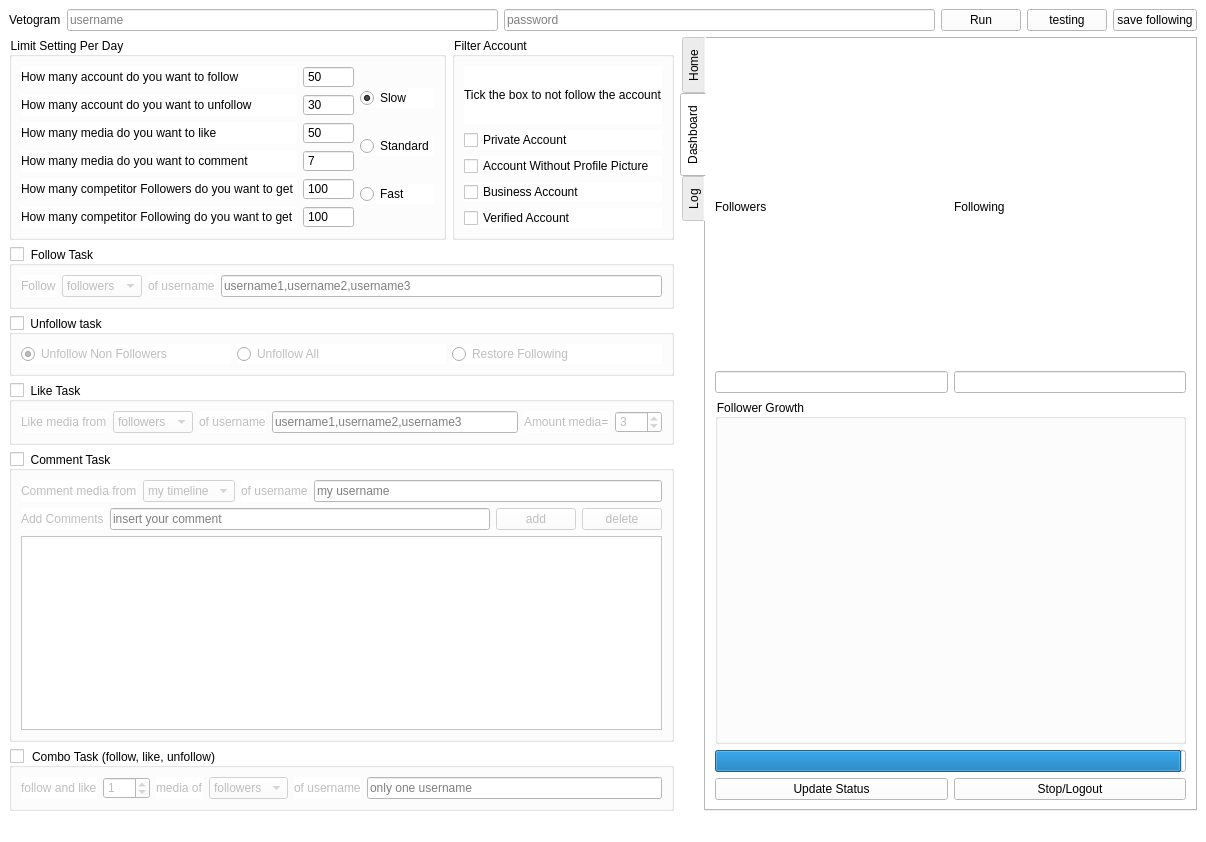
Qt form MyappV2/ui/MainWindow.ui (ohld/igbot) before a commit.
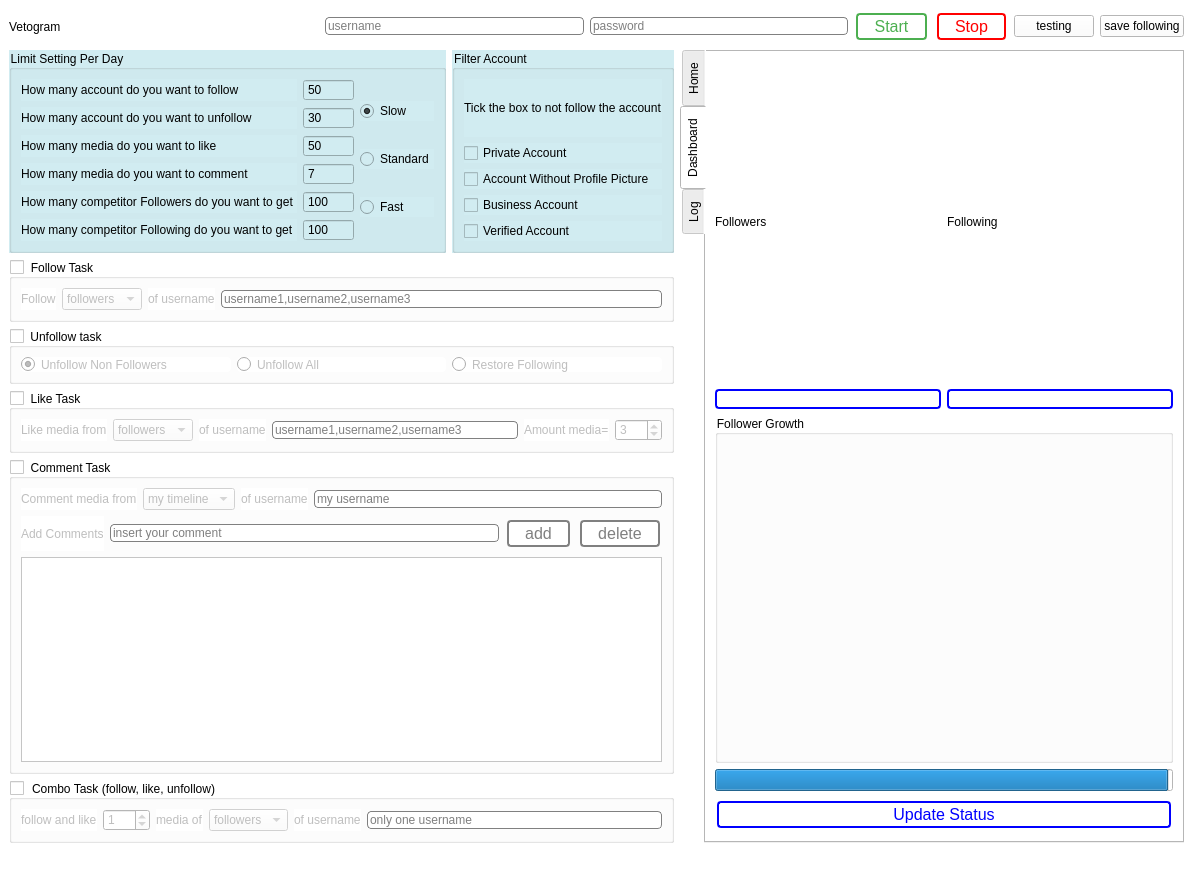
The same form after that commit. The open tabs and pages were chosen to show the change.

The edit to the form file:
```diff
--- a/MyappV2/ui/MainWindow.ui
+++ b/MyappV2/ui/MainWindow.ui
@@ -6,8 +6,8 @@
    <rect>
     <x>0</x>
     <y>0</y>
-    <width>1206</width>
-    <height>842</height>
+    <width>1193</width>
+    <height>874</height>
    </rect>
   </property>
   <property name="windowTitle">
@@ -34,8 +34,27 @@
         </property>
        </widget>
       </item>
+      <item>
+       <spacer name="horizontalSpacer">
+        <property name="orientation">
+         <enum>Qt::Horizontal</enum>
+        </property>
+        <property name="sizeHint" stdset="0">
+         <size>
+          <width>40</width>
+          <height>20</height>
+         </size>
+        </property>
+       </spacer>
+      </item>
       <item>
        <widget class="QLineEdit" name="lineEdit_username">
+        <property name="styleSheet">
+         <string notr="true">#lineEdit_username{
+border-radius: 4px;
+border: 1px solid grey;
+}</string>
+        </property>
         <property name="placeholderText">
          <string>username</string>
         </property>
@@ -43,6 +62,12 @@
       </item>
       <item>
        <widget class="QLineEdit" name="lineEdit_password">
+        <property name="styleSheet">
+         <string notr="true">#lineEdit_password{
+border-radius: 4px;
+border: 1px solid grey;
+}</string>
+        </property>
         <property name="inputMethodHints">
          <set>Qt::ImhHiddenText|Qt::ImhNoAutoUppercase|Qt::ImhNoPredictiveText|Qt::ImhSensitiveData</set>
         </property>
@@ -56,16 +81,105 @@
       </item>
       <item>
        <widget class="QPushButton" name="pushButton_run">
+        <property name="styleSheet">
+         <string notr="true">#pushButton_run {
+  border: none;
+border-radius: 4px;
+  color: white;
+  padding: 2px 16px;
+  text-align: center;
+  text-decoration: none;
+  display: inline-block;
+  font-size: 16px;
+  margin: 4px 2px;
+  -webkit-transition-duration: 0.4s; /* Safari */
+  transition-duration: 0.4s;
+  cursor: pointer;
+}
+
+#pushButton_run {
+  background-color: white; 
+  color: #4CAF50; 
+  border: 2px solid #4CAF50;
+}
+
+#pushButton_run:hover {
+  background-color: #4CAF50;
+  color: white;
+}
+
+#pushButton_run:disabled {
+  background-color: grey;
+  color: white;
+	border: 2px solid grey;
+}
+</string>
+        </property>
         <property name="text">
-         <string>Run</string>
+         <string>Start</string>
+        </property>
+        <property name="default">
+         <bool>false</bool>
+        </property>
+        <property name="flat">
+         <bool>false</bool>
+        </property>
+       </widget>
+      </item>
+      <item>
+       <widget class="QPushButton" name="pushButton_stop">
+        <property name="autoFillBackground">
+         <bool>false</bool>
+        </property>
+        <property name="styleSheet">
+         <string notr="true">#pushButton_stop {
+  border: none;
+border-radius: 4px;
+  color: white;
+  padding: 2px 16px;
+  text-align: center;
+  text-decoration: none;
+  display: inline-block;
+  font-size: 16px;
+  margin: 4px 2px;
+  transition-duration: 0.4s;
+  cursor: pointer;
+}
+
+#pushButton_stop {
+  background-color: white; 
+  color: red; 
+  border: 2px solid red;
+}
+
+#pushButton_stop:hover {
+  background-color: red;
+  color: white;
+}
+
+#pushButton_stop:disabled {
+  background-color: grey;
+  color: white;
+	border: 2px solid grey;
+}
+</string>
+        </property>
+        <property name="text">
+         <string>Stop</string>
         </property>
        </widget>
       </item>
       <item>
        <widget class="QPushButton" name="button_testing">
+        <property name="styleSheet">
+         <string notr="true">text: balik</string>
+        </property>
         <property name="text">
          <string>testing</string>
         </property>
+        <property name="checkable">
+         <bool>false</bool>
+        </property>
        </widget>
       </item>
       <item>
@@ -85,6 +199,10 @@
          <layout class="QHBoxLayout" name="horizontalLayout_16">
           <item>
            <widget class="QGroupBox" name="groupBox_4">
+            <property name="styleSheet">
+             <string notr="true">background-color: rgb(209, 236, 241);
+</string>
+            </property>
             <property name="title">
              <string>Limit Setting Per Day</string>
             </property>
@@ -141,6 +259,9 @@
                 <layout class="QVBoxLayout" name="verticalLayout">
                  <item>
                   <widget class="QSpinBox" name="spinBox_follow">
+                   <property name="styleSheet">
+                    <string notr="true"/>
+                   </property>
                    <property name="readOnly">
                     <bool>true</bool>
                    </property>
@@ -290,6 +411,9 @@
           </item>
           <item>
            <widget class="QGroupBox" name="groupBox">
+            <property name="styleSheet">
+             <string notr="true">background-color: rgb(209, 236, 241);</string>
+            </property>
             <property name="title">
              <string>Filter Account</string>
             </property>
@@ -344,6 +468,11 @@
         </item>
         <item>
          <widget class="QGroupBox" name="groupBox_follow">
+          <property name="styleSheet">
+           <string notr="true">#groupBox_follow:checked{
+background-color: rgb(204, 229, 255);
+}</string>
+          </property>
           <property name="title">
            <string>Follow Task</string>
           </property>
@@ -358,6 +487,11 @@
             <layout class="QHBoxLayout" name="horizontalLayout_2">
              <item>
               <widget class="QLabel" name="label_2">
+               <property name="styleSheet">
+                <string notr="true">#label_2:enabled{
+background-color: rgb(204, 229, 255);
+}</string>
+               </property>
                <property name="text">
                 <string>Follow</string>
                </property>
@@ -384,6 +518,11 @@
              </item>
              <item>
               <widget class="QLabel" name="label_follow">
+               <property name="styleSheet">
+                <string notr="true">#label_follow:enabled{
+background-color: rgb(204, 229, 255);
+}</string>
+               </property>
                <property name="text">
                 <string>of username</string>
                </property>
@@ -391,6 +530,12 @@
              </item>
              <item>
               <widget class="QLineEdit" name="lineEdit_follow">
+               <property name="styleSheet">
+                <string notr="true">#lineEdit_follow{
+border-radius: 4px;
+border: 1px solid grey;
+}</string>
+               </property>
                <property name="placeholderText">
                 <string>username1,username2,username3</string>
                </property>
@@ -403,6 +548,11 @@
         </item>
         <item>
          <widget class="QGroupBox" name="groupBox_unfollow">
+          <property name="styleSheet">
+           <string notr="true">#groupBox_unfollow:checked{
+background-color: rgb(204, 229, 255);
+}</string>
+          </property>
           <property name="title">
            <string>Unfollow task</string>
           </property>
@@ -415,6 +565,12 @@
           <layout class="QHBoxLayout" name="horizontalLayout_3">
            <item>
             <widget class="QRadioButton" name="radioButton_nonfollowers">
+             <property name="styleSheet">
+              <string notr="true">#radioButton_nonfollowers{
+border-radius: 4px;
+
+}</string>
+             </property>
              <property name="text">
               <string>Unfollow Non Followers</string>
              </property>
@@ -425,6 +581,11 @@
            </item>
            <item>
             <widget class="QRadioButton" name="radioButton_unfollowAll">
+             <property name="styleSheet">
+              <string notr="true">#radioButton_unfollowAll{
+border-radius: 4px;
+}</string>
+             </property>
              <property name="text">
               <string>Unfollow All</string>
              </property>
@@ -432,6 +593,11 @@
            </item>
            <item>
             <widget class="QRadioButton" name="radioButton_restoreFollowing">
+             <property name="styleSheet">
+              <string notr="true">#radioButton_restoreFollowing{
+border-radius: 4px;
+}</string>
+             </property>
              <property name="text">
               <string>Restore Following</string>
              </property>
@@ -442,6 +608,11 @@
         </item>
         <item>
          <widget class="QGroupBox" name="groupBox_like">
+          <property name="styleSheet">
+           <string notr="true">#groupBox_like:checked{
+background-color: rgb(204, 229, 255);
+}</string>
+          </property>
           <property name="title">
            <string>Like Task</string>
           </property>
@@ -456,6 +627,14 @@
             <layout class="QHBoxLayout" name="horizontalLayout_8">
              <item>
               <widget class="QLabel" name="label_10">
+               <property name="autoFillBackground">
+                <bool>false</bool>
+               </property>
+               <property name="styleSheet">
+                <string notr="true">#label_10:enabled{
+background-color: rgb(204, 229, 255);
+}</string>
+               </property>
                <property name="text">
                 <string>Like media from</string>
                </property>
@@ -482,6 +661,11 @@
              </item>
              <item>
               <widget class="QLabel" name="label_like">
+               <property name="styleSheet">
+                <string notr="true">#label_like:enabled{
+background-color: rgb(204, 229, 255);
+}</string>
+               </property>
                <property name="text">
                 <string>of username</string>
                </property>
@@ -489,6 +673,12 @@
              </item>
              <item>
               <widget class="QLineEdit" name="lineEdit_like">
+               <property name="styleSheet">
+                <string notr="true">#lineEdit_like{
+border-radius: 4px;
+border: 1px solid grey;
+}</string>
+               </property>
                <property name="placeholderText">
                 <string>username1,username2,username3</string>
                </property>
@@ -496,6 +686,11 @@
              </item>
              <item>
               <widget class="QLabel" name="label_11">
+               <property name="styleSheet">
+                <string notr="true">#label_11:enabled{
+background-color: rgb(204, 229, 255);
+}</string>
+               </property>
                <property name="text">
                 <string>Amount media=</string>
                </property>
@@ -518,6 +713,11 @@
         </item>
         <item>
          <widget class="QGroupBox" name="groupBox_comment">
+          <property name="styleSheet">
+           <string notr="true">#groupBox_comment:checked{
+background-color: rgb(204, 229, 255);
+}</string>
+          </property>
           <property name="title">
            <string>Comment Task</string>
           </property>
@@ -534,6 +734,11 @@
               <layout class="QHBoxLayout" name="horizontalLayout_9">
                <item>
                 <widget class="QLabel" name="label_12">
+                 <property name="styleSheet">
+                  <string notr="true">#label_12:enabled{
+background-color: rgb(204, 229, 255);
+}</string>
+                 </property>
                  <property name="text">
                   <string>Comment media from</string>
                  </property>
@@ -555,6 +760,12 @@
                </item>
                <item>
                 <widget class="QLabel" name="label_comment">
+                 <property name="styleSheet">
+                  <string notr="true">#label_comment:enabled{
+background-color: rgb(204, 229, 255);
+}
+</string>
+                 </property>
                  <property name="text">
                   <string>of username</string>
                  </property>
@@ -562,6 +773,12 @@
                </item>
                <item>
                 <widget class="QLineEdit" name="lineEdit_comment">
+                 <property name="styleSheet">
+                  <string notr="true">#lineEdit_comment{
+border-radius: 4px;
+border: 1px solid grey;
+}</string>
+                 </property>
                  <property name="placeholderText">
                   <string>my username</string>
                  </property>
@@ -573,6 +790,11 @@
               <layout class="QHBoxLayout" name="horizontalLayout_10">
                <item>
                 <widget class="QLabel" name="label_14">
+                 <property name="styleSheet">
+                  <string notr="true">#label_14:enabled{
+background-color: rgb(204, 229, 255);
+}</string>
+                 </property>
                  <property name="text">
                   <string>Add Comments</string>
                  </property>
@@ -580,6 +802,12 @@
                </item>
                <item>
                 <widget class="QLineEdit" name="lineEdit_commentText">
+                 <property name="styleSheet">
+                  <string notr="true">#lineEdit_commentText{
+border-radius: 4px;
+border: 1px solid grey;
+}</string>
+                 </property>
                  <property name="placeholderText">
                   <string>insert your comment</string>
                  </property>
@@ -587,6 +815,38 @@
                </item>
                <item>
                 <widget class="QPushButton" name="pushButton_addComment">
+                 <property name="styleSheet">
+                  <string notr="true">#pushButton_addComment {
+  border: none;
+border-radius: 4px;
+  color: white;
+  padding: 2px 16px;
+  text-align: center;
+  text-decoration: none;
+  display: inline-block;
+  font-size: 16px;
+  margin: 4px 2px;
+  transition-duration: 0.4s;
+  cursor: pointer;
+}
+
+#pushButton_addComment {
+  background-color: white; 
+  color: #4CAF50; 
+  border: 2px solid #4CAF50;
+}
+
+#pushButton_addComment:hover {
+  background-color: #4CAF50;
+  color: white;
+}
+
+#pushButton_addComment:disabled {
+  color: grey;
+	border: 2px solid grey;
+}
+</string>
+                 </property>
                  <property name="text">
                   <string>add</string>
                  </property>
@@ -594,6 +854,38 @@
                </item>
                <item>
                 <widget class="QPushButton" name="pushButton_delComment">
+                 <property name="styleSheet">
+                  <string notr="true">#pushButton_delComment {
+  border: none;
+border-radius: 4px;
+  color: white;
+  padding: 2px 16px;
+  text-align: center;
+  text-decoration: none;
+  display: inline-block;
+  font-size: 16px;
+  margin: 4px 2px;
+  transition-duration: 0.4s;
+  cursor: pointer;
+}
+
+#pushButton_delComment {
+  background-color: white; 
+  color: red; 
+  border: 2px solid red;
+}
+
+#pushButton_delComment:hover {
+  background-color: red;
+  color: white;
+}
+
+#pushButton_delComment:disabled {
+  color: grey;
+	border: 2px solid grey;
+}
+</string>
+                 </property>
                  <property name="text">
                   <string>delete</string>
                  </property>
@@ -624,6 +916,11 @@
         </item>
         <item>
          <widget class="QGroupBox" name="groupBox_combo">
+          <property name="styleSheet">
+           <string notr="true">#groupBox_combo:checked{
+background-color: rgb(204, 229, 255);
+}</string>
+          </property>
           <property name="title">
            <string>Combo Task (follow, like, unfollow)</string>
           </property>
@@ -638,6 +935,11 @@
             <layout class="QHBoxLayout" name="horizontalLayout_14">
              <item>
               <widget class="QLabel" name="label_13">
+               <property name="styleSheet">
+                <string notr="true">#label_13:enabled{
+background-color: rgb(204, 229, 255);
+}</string>
+               </property>
                <property name="text">
                 <string>follow and like</string>
                </property>
@@ -655,6 +957,11 @@
              </item>
              <item>
               <widget class="QLabel" name="label_15">
+               <property name="styleSheet">
+                <string notr="true">#label_15:enabled{
+background-color: rgb(204, 229, 255);
+}</string>
+               </property>
                <property name="text">
                 <string>media of</string>
                </property>
@@ -681,6 +988,11 @@
              </item>
              <item>
               <widget class="QLabel" name="label_like_2">
+               <property name="styleSheet">
+                <string notr="true">#label_like_2:enabled{
+background-color: rgb(204, 229, 255);
+}</string>
+               </property>
                <property name="text">
                 <string>of username</string>
                </property>
@@ -688,6 +1000,12 @@
              </item>
              <item>
               <widget class="QLineEdit" name="lineEdit_combo">
+               <property name="styleSheet">
+                <string notr="true">#lineEdit_combo{
+border-radius: 4px;
+border: 1px solid grey;
+}</string>
+               </property>
                <property name="placeholderText">
                 <string>only one username</string>
                </property>
@@ -737,6 +1055,10 @@
                 </item>
                 <item>
                  <widget class="QLineEdit" name="lineEdit_followers">
+                  <property name="styleSheet">
+                   <string notr="true">border: 2px solid blue;
+border-radius: 4px;</string>
+                  </property>
                   <property name="text">
                    <string/>
                   </property>
@@ -758,6 +1080,10 @@
                 </item>
                 <item>
                  <widget class="QLineEdit" name="lineEdit_following">
+                  <property name="styleSheet">
+                   <string notr="true">border: 2px solid blue;
+border-radius: 4px;</string>
+                  </property>
                   <property name="text">
                    <string/>
                   </property>
@@ -791,18 +1117,39 @@
              <layout class="QHBoxLayout" name="horizontalLayout_11">
               <item>
                <widget class="QPushButton" name="pushButton_update_status">
+                <property name="styleSheet">
+                 <string notr="true">#pushButton_update_status {
+  border: none;
+border-radius: 4px;
+  color: white;
+  padding: 2px 16px;
+  text-align: center;
+  text-decoration: none;
+  display: inline-block;
+  font-size: 16px;
+  margin: 4px 2px;
+  transition-duration: 0.4s;
+  cursor: pointer;
+}
+
+#pushButton_update_status {
+  background-color: white; 
+  color: blue; 
+  border: 2px solid blue;
+}
+
+#pushButton_update_status:hover {
+  background-color: blue;
+  color: white;
+}
+
+</string>
+                </property>
                 <property name="text">
                  <string>Update Status</string>
                 </property>
                </widget>
               </item>
-              <item>
-               <widget class="QPushButton" name="pushButton_stop">
-                <property name="text">
-                 <string>Stop/Logout</string>
-                </property>
-               </widget>
-              </item>
              </layout>
             </item>
            </layout>
```
Left out of the diff: 37 changed lines with no effect on the pictures.
